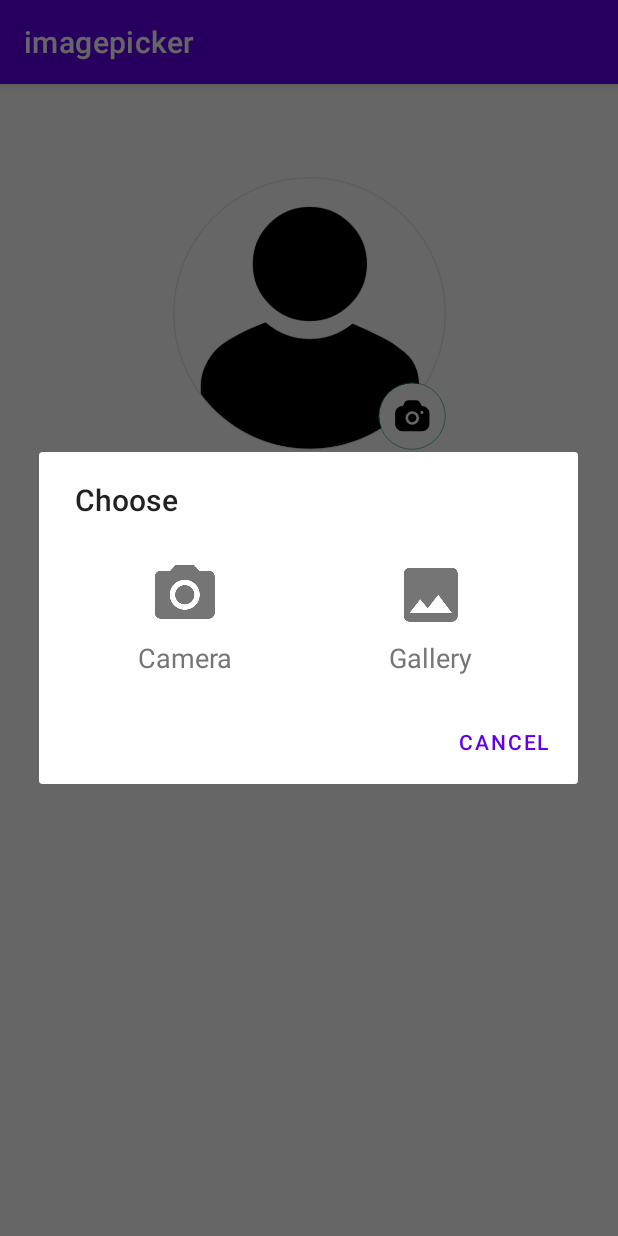
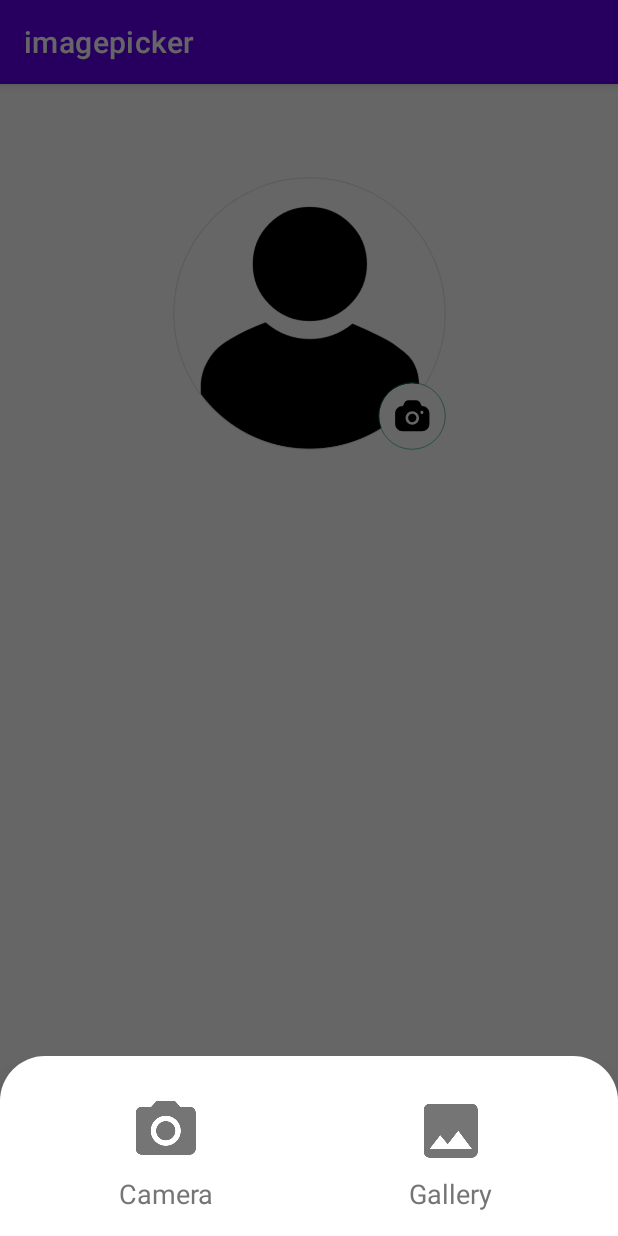
Before and after one commit to MeraRoute/image-picker-android, an Android app: the screen it shows after launch (MainActivity), after a tap on "Image Content", on a phone screen of 412 x 824 dp. Run offline under Robolectric (Android 15) with nearby library versions, the light colour scheme and no system bars; our stand-ins replace data binding, sdp/ssp sizes; libraries missing offline, so code that uses them is left out: id.zelory.compressor; pictures from the network do not load.

Commit message:
Changed dialog to bottom sheet

```diff
--- a/imagepicker/build.gradle
+++ b/imagepicker/build.gradle
@@ -42,6 +42,7 @@ android {
 }
 
 dependencies {
+    implementation 'com.google.android.material:material:1.8.0'
     def kotlin_version = "1.6.20"
 
     implementation fileTree(dir: 'libs', include: ['*.jar'])
--- a/imagepicker/src/main/kotlin/com/github/noledger/imagepicker/util/DialogHelper.kt
+++ b/imagepicker/src/main/kotlin/com/github/noledger/imagepicker/util/DialogHelper.kt
@@ -1,6 +1,7 @@
 package com.github.noledger.imagepicker.util
 
 import android.content.Context
+import android.graphics.Color
 import android.view.LayoutInflater
 import android.view.View
 import androidx.appcompat.app.AlertDialog
@@ -8,6 +9,8 @@ import com.github.noledger.imagepicker.R
 import com.github.noledger.imagepicker.constant.ImageProvider
 import com.github.noledger.imagepicker.listener.DismissListener
 import com.github.noledger.imagepicker.listener.ResultListener
+import com.google.android.material.bottomsheet.BottomSheetDialog
+
 internal object DialogHelper {
 
     /**
@@ -15,37 +18,25 @@ internal object DialogHelper {
      *
      */
     fun showChooseAppDialog(
-        context: Context,
-        listener: ResultListener<ImageProvider>,
-        dismissListener: DismissListener?
+        context: Context, listener: ResultListener<ImageProvider>, dismissListener: DismissListener?
     ) {
+        val bottomSheetDialog = BottomSheetDialog(context,R.style.CustomBottomSheetDialog)
         val layoutInflater = LayoutInflater.from(context)
         val customView = layoutInflater.inflate(R.layout.dialog_choose_app, null)
+        customView.setBackgroundColor(Color.TRANSPARENT)
 
-        val dialog = AlertDialog.Builder(context)
-            .setTitle(R.string.title_choose_image_provider)
-            .setView(customView)
-            .setOnCancelListener {
-                listener.onResult(null)
-            }
-            .setNegativeButton(R.string.action_cancel) { _, _ ->
-                listener.onResult(null)
-            }
-            .setOnDismissListener {
-                dismissListener?.onDismiss()
-            }
-            .show()
-
-        // Handle Camera option click
         customView.findViewById<View>(R.id.lytCameraPick).setOnClickListener {
             listener.onResult(ImageProvider.CAMERA)
-            dialog.dismiss()
+            bottomSheetDialog.dismiss()
         }
-
-        // Handle Gallery option click
         customView.findViewById<View>(R.id.lytGalleryPick).setOnClickListener {
             listener.onResult(ImageProvider.GALLERY)
-            dialog.dismiss()
+            bottomSheetDialog.dismiss()
         }
+        bottomSheetDialog.setCancelable(true)
+        bottomSheetDialog.setOnCancelListener { listener.onResult(null) }
+        bottomSheetDialog.setOnDismissListener { dismissListener?.onDismiss() }
+        bottomSheetDialog.setContentView(customView)
+        bottomSheetDialog.show()
     }
 }
--- /dev/null
+++ b/imagepicker/src/main/res/drawable-hdpi/bg_bottom_sheet_background.xml
@@ -0,0 +1,8 @@
+<?xml version="1.0" encoding="utf-8"?>
+<shape xmlns:android="http://schemas.android.com/apk/res/android"
+    android:shape="rectangle">
+    <solid android:color="#000000" />
+    <corners android:topLeftRadius="30dp"
+        android:topRightRadius="30dp"/>
+
+</shape>
--- a/imagepicker/src/main/res/layout/dialog_choose_app.xml
+++ b/imagepicker/src/main/res/layout/dialog_choose_app.xml
@@ -3,6 +3,7 @@
     xmlns:app="http://schemas.android.com/apk/res-auto"
     android:layout_width="match_parent"
     android:layout_height="wrap_content"
+    android:background="@drawable/bg_bottom_sheet_background"
     android:baselineAligned="false"
     android:orientation="horizontal"
     android:padding="16dp">
--- a/imagepicker/src/main/res/values/styles.xml
+++ b/imagepicker/src/main/res/values/styles.xml
@@ -15,4 +15,22 @@
         <item name="windowActionBar">false</item>
     </style>
 
+    <style name="CustomBottomSheetDialog" parent="@style/ThemeOverlay.MaterialComponents.BottomSheetDialog">
+        <item name="bottomSheetStyle">@style/CustomBottomSheet</item>
+        <item name="android:windowIsFloating">false</item>
+        <item name="android:windowSoftInputMode">adjustResize</item>
+    </style>
+
+    <style name="CustomBottomSheet" parent="Widget.MaterialComponents.BottomSheet">
+        <item name="shapeAppearanceOverlay">@style/CustomShapeAppearanceBottomSheetDialog</item>
+    </style>
+
+    <style name="CustomShapeAppearanceBottomSheetDialog" parent="">
+        <item name="cornerFamily">rounded</item>
+        <item name="cornerSizeTopRight">30dp</item>
+        <item name="cornerSizeTopLeft">30dp</item>
+        <item name="cornerSizeBottomRight">0dp</item>
+        <item name="cornerSizeBottomLeft">0dp</item>
+    </style>
+
 </resources>
```
